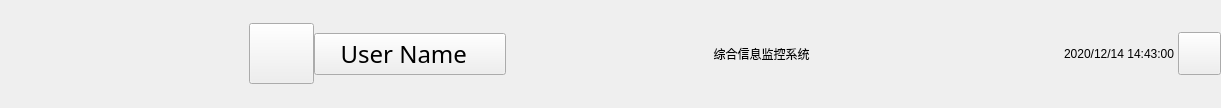
First picture: the form in hfIIMS/ui/maintitle.ui, repository lijingping/hfIIMS, before the edit.
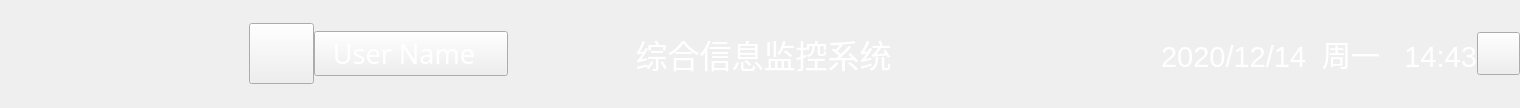
Second picture: the form after the edit.

```diff
--- a/hfIIMS/ui/maintitle.ui
+++ b/hfIIMS/ui/maintitle.ui
@@ -6,7 +6,7 @@
    <rect>
     <x>0</x>
     <y>0</y>
-    <width>918</width>
+    <width>1356</width>
     <height>108</height>
    </rect>
   </property>
@@ -30,7 +30,7 @@
     <number>0</number>
    </property>
    <item>
-    <layout class="QHBoxLayout" name="horizontalLayout" stretch="0,0,0,0,0,0,0,3,3,0,1,1,0">
+    <layout class="QHBoxLayout" name="horizontalLayout" stretch="0,0,0,0,0,0,0,0,3,3,0,0,1,0,1,0">
      <property name="spacing">
       <number>0</number>
      </property>
@@ -121,21 +121,47 @@
       <widget class="QPushButton" name="user_name">
        <property name="minimumSize">
         <size>
-         <width>192</width>
+         <width>194</width>
          <height>42</height>
         </size>
        </property>
+       <property name="maximumSize">
+        <size>
+         <width>16777215</width>
+         <height>16777215</height>
+        </size>
+       </property>
        <property name="font">
         <font>
-         <family>黑体</family>
-         <pointsize>18</pointsize>
+         <family>方正黑体简体</family>
+         <pointsize>20</pointsize>
+         <weight>50</weight>
+         <italic>false</italic>
+         <bold>false</bold>
         </font>
        </property>
+       <property name="styleSheet">
+        <string notr="true">font: 20pt &quot;方正黑体简体&quot;;
+color:rgb(255, 255, 255);</string>
+       </property>
        <property name="text">
         <string>User Name  </string>
        </property>
       </widget>
      </item>
+     <item>
+      <spacer name="horizontalSpacer_5">
+       <property name="orientation">
+        <enum>Qt::Horizontal</enum>
+       </property>
+       <property name="sizeHint" stdset="0">
+        <size>
+         <width>91</width>
+         <height>20</height>
+        </size>
+       </property>
+      </spacer>
+     </item>
      <item>
       <widget class="QLabel" name="title">
        <property name="minimumSize">
@@ -146,16 +172,23 @@
        </property>
        <property name="maximumSize">
         <size>
-         <width>511</width>
+         <width>16777215</width>
          <height>39</height>
         </size>
        </property>
        <property name="font">
         <font>
-         <family>黑体</family>
-         <pointsize>9</pointsize>
+         <family>Arial</family>
+         <pointsize>24</pointsize>
+         <weight>50</weight>
+         <italic>false</italic>
+         <bold>false</bold>
         </font>
        </property>
+       <property name="styleSheet">
+        <string notr="true">font: 24pt &quot;Arial&quot;;
+color: rgb(255, 255, 255);</string>
+       </property>
        <property name="text">
         <string>综合信息监控系统</string>
        </property>
@@ -174,10 +207,16 @@
       <widget class="QLabel" name="sensor">
        <property name="minimumSize">
         <size>
-         <width>0</width>
+         <width>102</width>
          <height>0</height>
         </size>
        </property>
+       <property name="maximumSize">
+        <size>
+         <width>102</width>
+         <height>57</height>
+        </size>
+       </property>
        <property name="text">
         <string/>
        </property>
@@ -186,6 +225,19 @@
        </property>
       </widget>
      </item>
+     <item>
+      <spacer name="horizontalSpacer_6">
+       <property name="orientation">
+        <enum>Qt::Horizontal</enum>
+       </property>
+       <property name="sizeHint" stdset="0">
+        <size>
+         <width>35</width>
+         <height>20</height>
+        </size>
+       </property>
+      </spacer>
+     </item>
      <item>
       <widget class="QLabel" name="time">
        <property name="minimumSize">
@@ -210,14 +262,52 @@
      </item>
      <item>
       <widget class="QLabel" name="time_label">
+       <property name="minimumSize">
+        <size>
+         <width>0</width>
+         <height>0</height>
+        </size>
+       </property>
+       <property name="maximumSize">
+        <size>
+         <width>16777215</width>
+         <height>16777215</height>
+        </size>
+       </property>
+       <property name="font">
+        <font>
+         <family>Arial</family>
+         <pointsize>22</pointsize>
+         <weight>50</weight>
+         <italic>false</italic>
+         <bold>false</bold>
+        </font>
+       </property>
+       <property name="styleSheet">
+        <string notr="true">color: rgb(255, 255, 255);
+font: 22pt &quot;Arial&quot;;</string>
+       </property>
        <property name="text">
-        <string>2020/12/14 14:43:00 </string>
+        <string>2020/12/14  周一   14:43</string>
        </property>
        <property name="margin">
         <number>18</number>
        </property>
       </widget>
      </item>
+     <item>
+      <spacer name="horizontalSpacer_7">
+       <property name="orientation">
+        <enum>Qt::Horizontal</enum>
+       </property>
+       <property name="sizeHint" stdset="0">
+        <size>
+         <width>20</width>
+         <height>20</height>
+        </size>
+       </property>
+      </spacer>
+     </item>
      <item>
       <widget class="QPushButton" name="close">
        <property name="sizePolicy">
```
